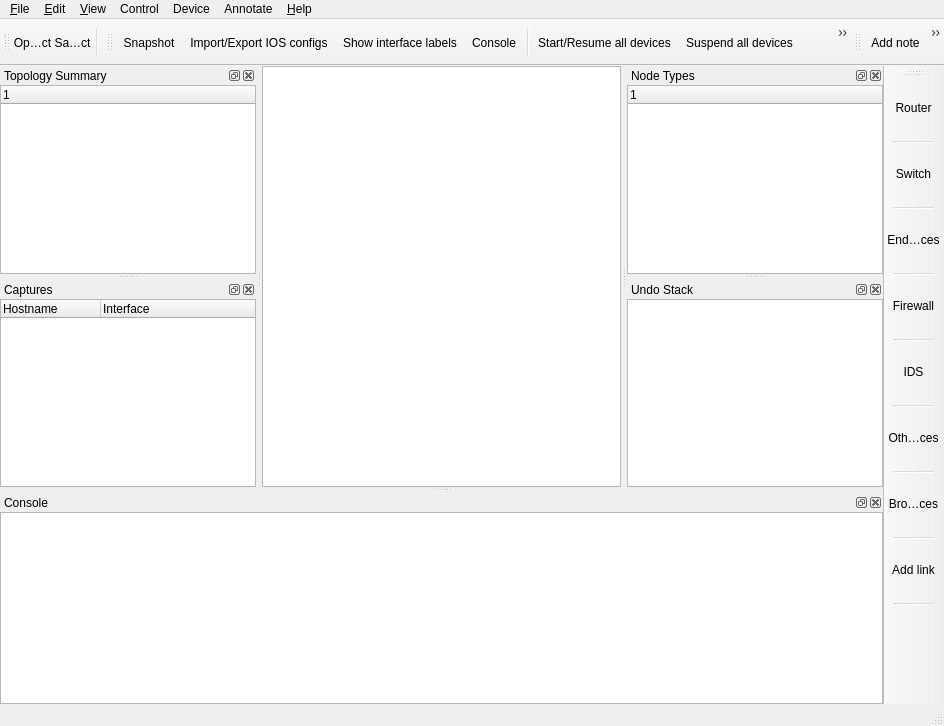
Old version of the form src/GNS3/Ui/Form_MainWindow.ui in the repository GNS3/gns3-legacy.
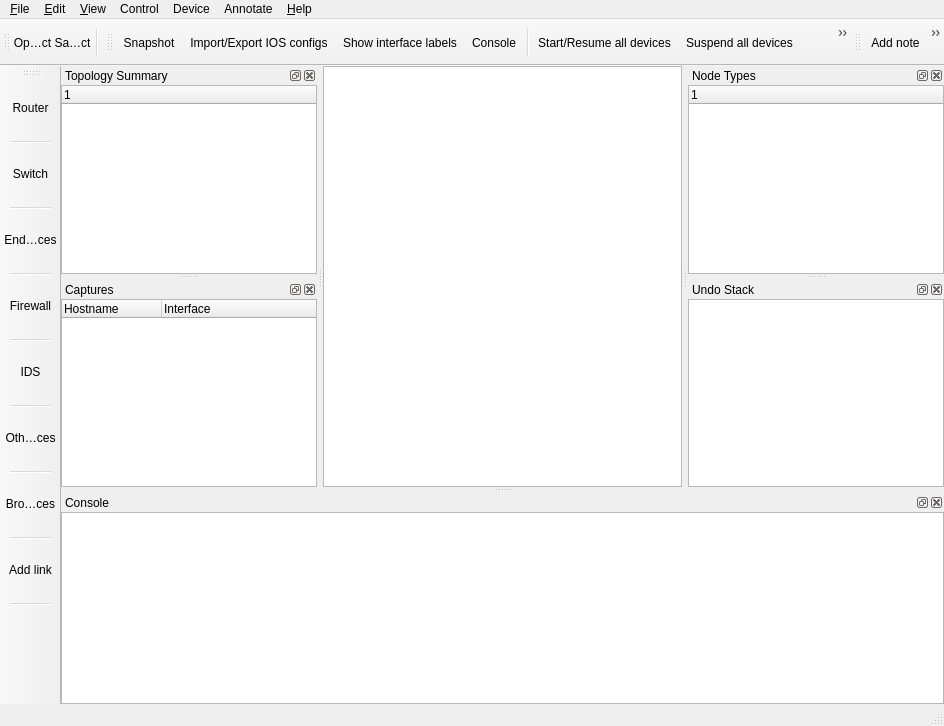
New version of the form. Icons and pictures are not drawn. Custom widgets are drawn as their Qt base class.

Commit message: Changed side for select device bar

```diff
--- a/src/GNS3/Ui/Form_MainWindow.ui
+++ b/src/GNS3/Ui/Form_MainWindow.ui
@@ -262,7 +262,7 @@
     <enum>Qt::ToolButtonIconOnly</enum>
    </property>
    <attribute name="toolBarArea">
-    <enum>RightToolBarArea</enum>
+    <enum>LeftToolBarArea</enum>
    </attribute>
    <attribute name="toolBarBreak">
     <bool>false</bool>
```
Left out of the diff: 22 changed lines with no effect on the pictures.
